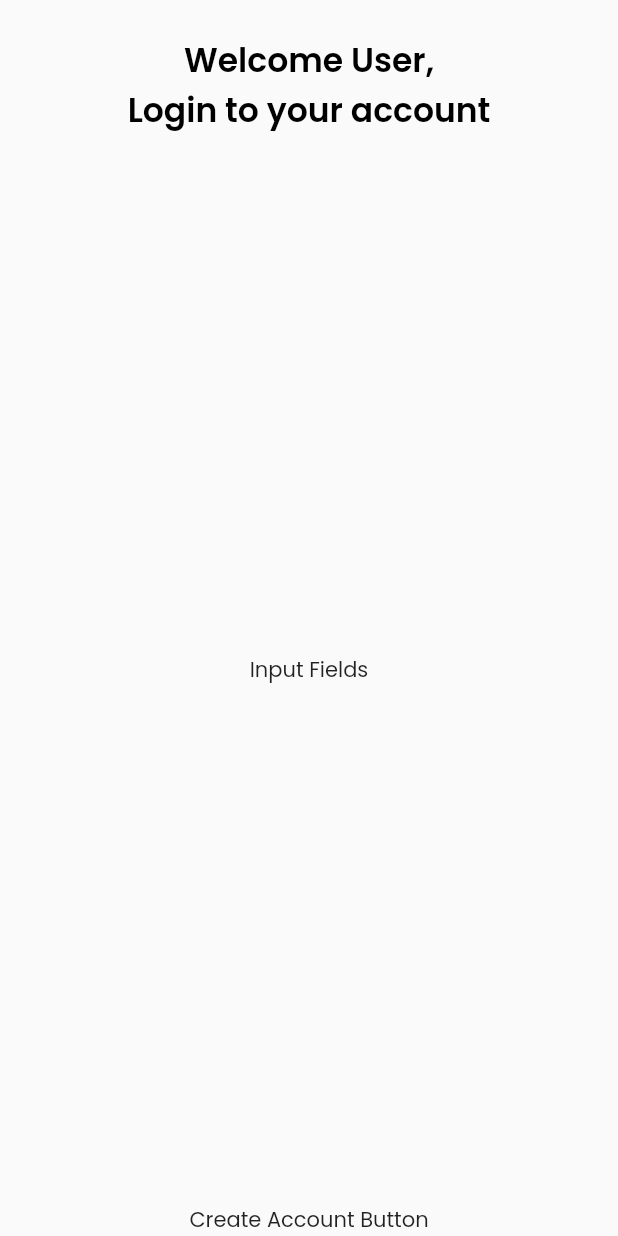
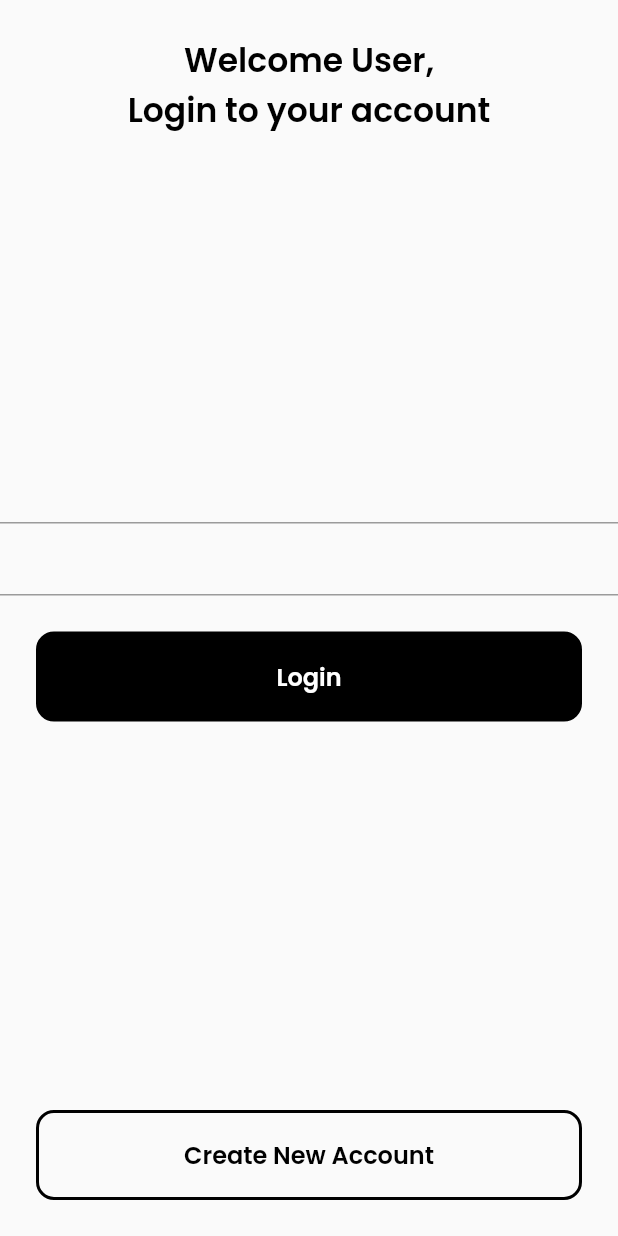
Before and after one commit to iAmTochi/the_ecommerce, a Flutter app: the screen it shows after launch, on a phone screen of 412 x 824 dp. Run offline on Flutter 3.47's test engine with Material 2 defaults, Android fonts, the phone set to English and light mode, and no system bars; our stand-ins replace firebase_auth, firebase_core, google_fonts; accounts and stored records are empty.

Commit message:
Update login_page.dart

```diff
--- a/lib/screens/login_page.dart
+++ b/lib/screens/login_page.dart
@@ -1,5 +1,7 @@
 import 'package:flutter/material.dart';
 import 'package:the_ecommerce/constants.dart';
+import 'package:the_ecommerce/widgets/custom_btn.dart';
+import 'package:the_ecommerce/widgets/custom_input.dart';
 
 class LoginPage extends StatefulWidget {
   const LoginPage({Key? key}) : super(key: key);
@@ -26,8 +28,25 @@ class _LoginPageState extends State<LoginPage> {
                   style: Constants.boldHeading,
                 ),
               ),
-              Text("Input Fields"),
-              Text("Create Account Button"),
+              Column(
+                children: [
+                  CustomInput(),
+                  CustomInput(),
+                  CustomBtn(
+                    text: "Login",
+                    onPressed: () {
+                      print("Clicked the login button");
+                    },
+                  )
+                ],
+              ),
+              CustomBtn(
+                text: "Create New Account",
+                onPressed: () {
+                  print("Clicked the create account button");
+                },
+                outlineBtn: true,
+              ),
             ],
           ),
         ),
```
